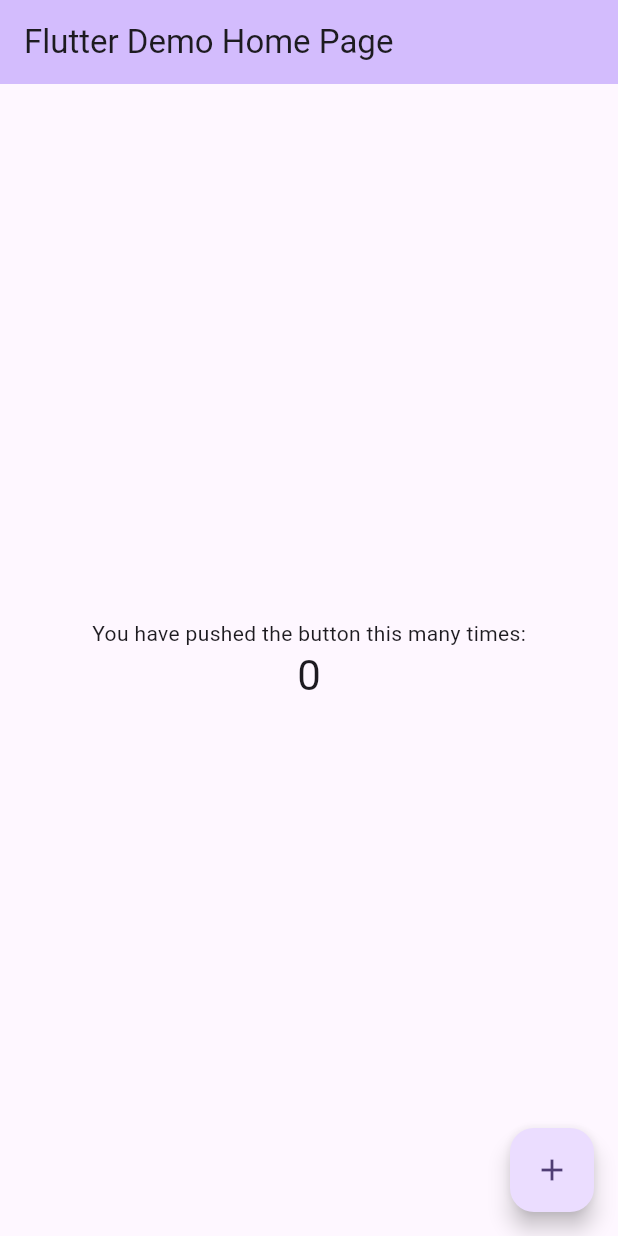
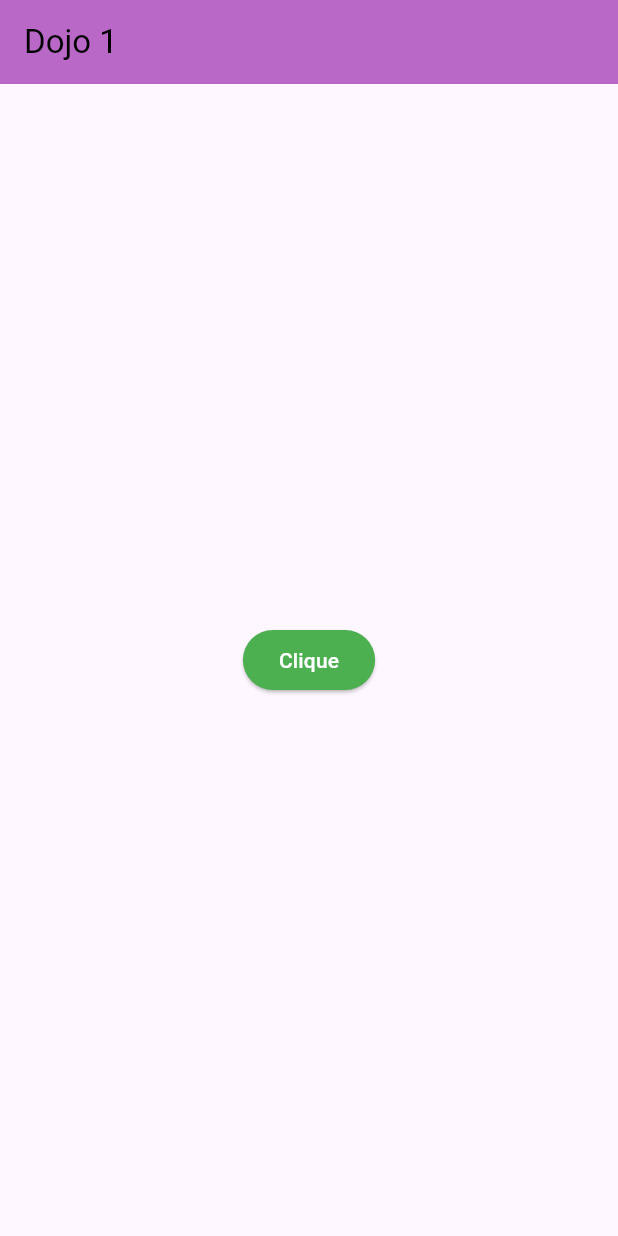
Before and after one commit to Koruji/Flutter_dojo, a Flutter app: the screen it shows after launch, on a phone screen of 412 x 824 dp. Run offline on Flutter 3.47's test engine with Material 3 defaults, Android fonts, the phone set to English and light mode, and no system bars.

Commit message:
First try change color onPress button

```diff
--- a/lib/main.dart
+++ b/lib/main.dart
@@ -7,116 +7,57 @@ void main() {
 class MyApp extends StatelessWidget {
   const MyApp({super.key});
 
-  // This widget is the root of your application.
   @override
   Widget build(BuildContext context) {
     return MaterialApp(
+      debugShowCheckedModeBanner: false,
       title: 'Flutter Demo',
       theme: ThemeData(
-        // This is the theme of your application.
-        //
-        // TRY THIS: Try running your application with "flutter run". You'll see
-        // the application has a purple toolbar. Then, without quitting the app,
-        // try changing the seedColor in the colorScheme below to Colors.green
-        // and then invoke "hot reload" (save your changes or press the "hot
-        // reload" button in a Flutter-supported IDE, or press "r" if you used
-        // the command line to start the app).
-        //
-        // Notice that the counter didn't reset back to zero; the application
-        // state is not lost during the reload. To reset the state, use hot
-        // restart instead.
-        //
-        // This works for code too, not just values: Most code changes can be
-        // tested with just a hot reload.
         colorScheme: ColorScheme.fromSeed(seedColor: Colors.deepPurple),
       ),
-      home: const MyHomePage(title: 'Flutter Demo Home Page'),
+      home: const MyHomePage(),
     );
   }
 }
 
 class MyHomePage extends StatefulWidget {
-  const MyHomePage({super.key, required this.title});
-
-  // This widget is the home page of your application. It is stateful, meaning
-  // that it has a State object (defined below) that contains fields that affect
-  // how it looks.
-
-  // This class is the configuration for the state. It holds the values (in this
-  // case the title) provided by the parent (in this case the App widget) and
-  // used by the build method of the State. Fields in a Widget subclass are
-  // always marked "final".
-
-  final String title;
+  const MyHomePage({super.key});
 
   @override
   State<MyHomePage> createState() => _MyHomePageState();
 }
 
 class _MyHomePageState extends State<MyHomePage> {
-  int _counter = 0;
-
-  void _incrementCounter() {
-    setState(() {
-      // This call to setState tells the Flutter framework that something has
-      // changed in this State, which causes it to rerun the build method below
-      // so that the display can reflect the updated values. If we changed
-      // _counter without calling setState(), then the build method would not be
-      // called again, and so nothing would appear to happen.
-      _counter++;
-    });
-  }
+  bool _onPress = false;
 
   @override
   Widget build(BuildContext context) {
-    // This method is rerun every time setState is called, for instance as done
-    // by the _incrementCounter method above.
-    //
-    // The Flutter framework has been optimized to make rerunning build methods
-    // fast, so that you can just rebuild anything that needs updating rather
-    // than having to individually change instances of widgets.
     return Scaffold(
       appBar: AppBar(
-        // TRY THIS: Try changing the color here to a specific color (to
-        // Colors.amber, perhaps?) and trigger a hot reload to see the AppBar
-        // change color while the other colors stay the same.
-        backgroundColor: Theme.of(context).colorScheme.inversePrimary,
-        // Here we take the value from the MyHomePage object that was created by
-        // the App.build method, and use it to set our appbar title.
-        title: Text(widget.title),
+        title: Text(
+          'Dojo 1',
+          textAlign: TextAlign.center,
+          style: TextStyle(color: Colors.black),
+        ),
+        backgroundColor: Colors.purple[300],
       ),
       body: Center(
-        // Center is a layout widget. It takes a single child and positions it
-        // in the middle of the parent.
-        child: Column(
-          // Column is also a layout widget. It takes a list of children and
-          // arranges them vertically. By default, it sizes itself to fit its
-          // children horizontally, and tries to be as tall as its parent.
-          //
-          // Column has various properties to control how it sizes itself and
-          // how it positions its children. Here we use mainAxisAlignment to
-          // center the children vertically; the main axis here is the vertical
-          // axis because Columns are vertical (the cross axis would be
-          // horizontal).
-          //
-          // TRY THIS: Invoke "debug painting" (choose the "Toggle Debug Paint"
-          // action in the IDE, or press "p" in the console), to see the
-          // wireframe for each widget.
-          mainAxisAlignment: MainAxisAlignment.center,
-          children: <Widget>[
-            const Text('You have pushed the button this many times:'),
-            Text(
-              '$_counter',
-              style: Theme.of(context).textTheme.headlineMedium,
+        child: Center(
+          child: ElevatedButton(
+            style: ButtonStyle(
+              backgroundColor: _onPress
+                  ? WidgetStatePropertyAll<Color>(Colors.red)
+                  : WidgetStatePropertyAll<Color>(Colors.green),
             ),
-          ],
+            child: Text('Clique', style: TextStyle(color: Colors.white)),
+            onPressed: () {
+              setState(() {
+                _onPress = !_onPress;
+              });
+            },
+          ),
         ),
       ),
-      floatingActionButton: FloatingActionButton(
-        onPressed: _incrementCounter,
-        tooltip: 'Increment',
-        child: const Icon(Icons.add),
-      ), // This trailing comma makes auto-formatting nicer for build methods.
     );
   }
 }
```
